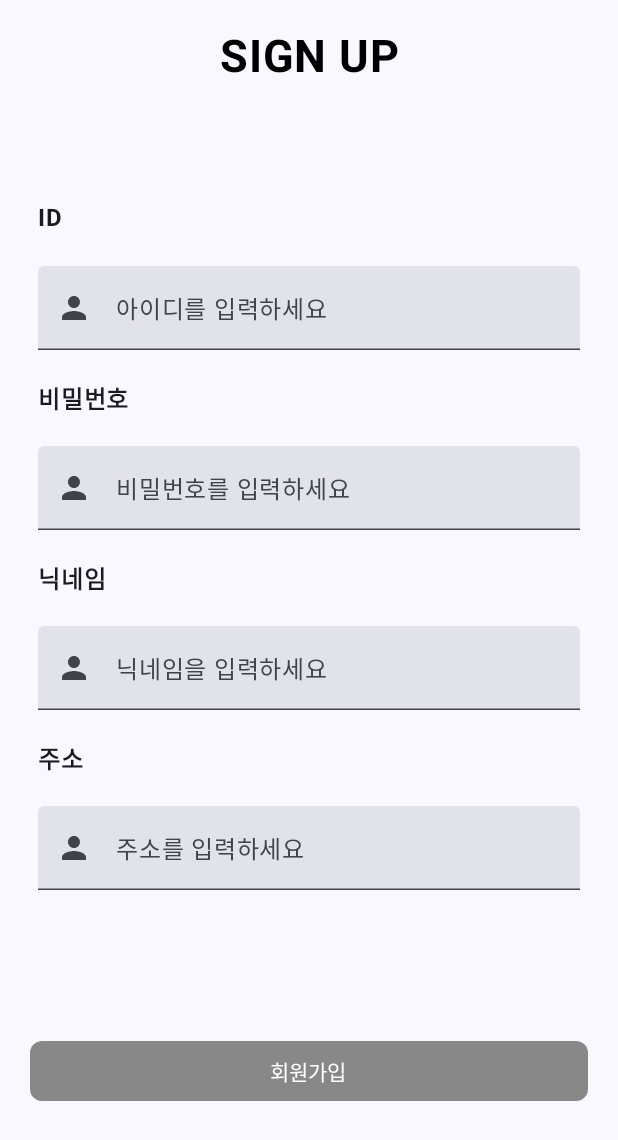
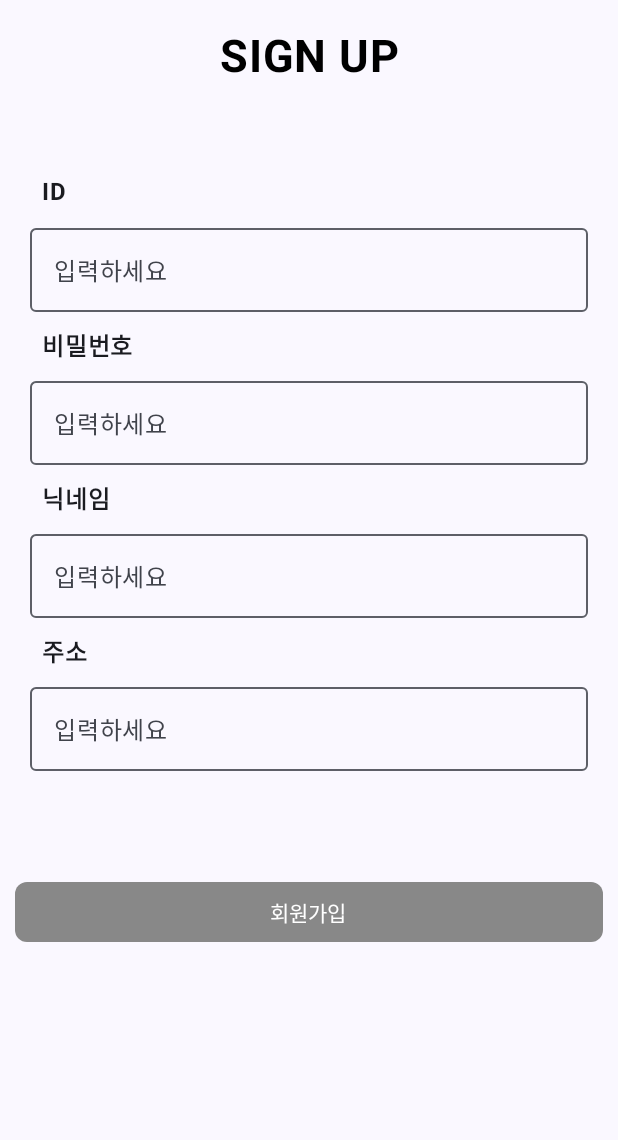
Before and after one commit to NOW-SOPT-ANDROID/yeonjeen-lee, an Android app built with Jetpack Compose: the screen it shows after launch (SignUpActivity), after a tap on "회원가입하기", on a phone screen of 412 x 824 dp. Shown: the top 1140 px of the screen. Run offline under Robolectric (Android 15) with nearby library versions, the phone set to English and light mode, and no system bars.

Commit message:
feat: 텍스트 필드 value text 할당

```diff
--- a/app/src/main/java/com/sopt/now/compose/LoginActivity.kt
+++ b/app/src/main/java/com/sopt/now/compose/LoginActivity.kt
@@ -122,7 +122,7 @@ fun LoginIdEdit() {
             .fillMaxWidth()
             .padding(10.dp),
         label = { Text("아이디를 입력하세요") },
-        placeholder = { Text("Euijin Kwak") },
+        placeholder = { Text("") },
         leadingIcon = { Icon(Icons.Filled.Person, contentDescription = "User Icon") },
         singleLine = true,
     )
--- a/app/src/main/java/com/sopt/now/compose/MainActivity.kt
+++ b/app/src/main/java/com/sopt/now/compose/MainActivity.kt
@@ -24,6 +24,4 @@ class MainActivity : ComponentActivity() {
             }
         }
     }
-
-
 }
--- a/app/src/main/java/com/sopt/now/compose/SignUpActivity.kt
+++ b/app/src/main/java/com/sopt/now/compose/SignUpActivity.kt
@@ -11,15 +11,12 @@ import androidx.compose.foundation.layout.fillMaxWidth
 import androidx.compose.foundation.layout.height
 import androidx.compose.foundation.layout.padding
 import androidx.compose.foundation.shape.RoundedCornerShape
-import androidx.compose.material.icons.Icons
-import androidx.compose.material.icons.filled.Person
 import androidx.compose.material3.Button
 import androidx.compose.material3.ButtonDefaults
-import androidx.compose.material3.Icon
 import androidx.compose.material3.MaterialTheme
+import androidx.compose.material3.OutlinedTextField
 import androidx.compose.material3.Surface
 import androidx.compose.material3.Text
-import androidx.compose.material3.TextField
 import androidx.compose.runtime.Composable
 import androidx.compose.runtime.getValue
 import androidx.compose.runtime.mutableStateOf
@@ -45,7 +42,7 @@ class SignUpActivity : ComponentActivity() {
                     modifier = Modifier.fillMaxSize(),
                     color = MaterialTheme.colorScheme.background
                 ) {
-                    getSignUp()
+                    SignUpContent()
                 }
             }
         }
@@ -53,18 +50,17 @@ class SignUpActivity : ComponentActivity() {
 }
 
 @Composable
-fun getSignUp() {
+fun SignUpContent() {
     Column(
         modifier = Modifier.padding(10.dp),
         horizontalAlignment = Alignment.CenterHorizontally,
-        verticalArrangement = Arrangement.SpaceBetween
+        verticalArrangement = Arrangement.spacedBy(20.dp)
     ) {
         SignUpTitle()
-        Spacer(modifier = Modifier.height(0.dp))
-        SignUp()
+        Spacer(modifier = Modifier.height(10.dp))
+        SignUpFields()
         Spacer(modifier = Modifier.height(20.dp))
         SignUpButton()
-        Spacer(modifier = Modifier.height(40.dp))
     }
 }
 
@@ -81,152 +77,37 @@ fun SignUpTitle() {
 }
 
 @Composable
-fun SignUp() {
+fun SignUpFields() {
     Column(
-        modifier = Modifier.padding(5.dp),
-        horizontalAlignment = Alignment.CenterHorizontally,
-        verticalArrangement = Arrangement.SpaceBetween
+        modifier = Modifier.padding(horizontal = 10.dp),
+        verticalArrangement = Arrangement.spacedBy(10.dp)
     ) {
-        SignUpId()
-        SignUpPs()
-        SignUpNickName()
-        SignUpAdress()
+        SignUpField("ID")
+        SignUpField("비밀번호")
+        SignUpField("닉네임")
+        SignUpField("주소")
     }
 }
 
 @Composable
-fun SignUpId() {
+fun SignUpField(label: String) {
+    var text by remember { mutableStateOf("") }
     Column(
-        modifier = Modifier.padding(0.dp),
-        horizontalAlignment = Alignment.Start,
-        verticalArrangement = Arrangement.SpaceBetween
+        modifier = Modifier.fillMaxWidth(),
+        verticalArrangement = Arrangement.spacedBy(4.dp)
     ) {
         Text(
-            text = "ID",
-            modifier = Modifier.padding(10.dp),
+            text = label,
+            modifier = Modifier.padding(start = 8.dp),
             fontWeight = FontWeight.Bold,
         )
-        SignUpIdEdit()
+        OutlinedTextField(
+            value = text,
+            onValueChange = {text = it},
+            modifier = Modifier.fillMaxWidth(),
+            label = { Text("입력하세요") }
+        )
     }
-}
-
-@Composable
-fun SignUpIdEdit() {
-    var text by remember { mutableStateOf("") }
-
-    TextField(
-        value = text,
-        onValueChange = { text = it },
-        modifier = Modifier
-            .fillMaxWidth()
-            .padding(10.dp),
-        label = { Text("아이디를 입력하세요") },
-        placeholder = { Text("Euijin Kwak") },
-        leadingIcon = { Icon(Icons.Filled.Person, contentDescription = "User Icon") },
-        singleLine = true,
-    )
-}
-
-@Composable
-fun SignUpPs() {
-    Column(
-        modifier = Modifier.padding(0.dp),
-        horizontalAlignment = Alignment.Start,
-        verticalArrangement = Arrangement.SpaceBetween
-    ) {
-        Text(
-            text = "비밀번호",
-            modifier = Modifier.padding(10.dp),
-            fontWeight = FontWeight.Bold,
-        )
-        SignUpPsEdit()
-    }
-}
-
-@Composable
-fun SignUpPsEdit() {
-    var text by remember { mutableStateOf("") }
-
-    TextField(
-        value = text,
-        onValueChange = { text = it },
-        modifier = Modifier
-            .fillMaxWidth()
-            .padding(10.dp),
-        label = { Text("비밀번호를 입력하세요") },
-        placeholder = { Text("Euijin Kwak") },
-        leadingIcon = { Icon(Icons.Filled.Person, contentDescription = "User Icon") },
-        singleLine = true,
-    )
-
-}
-
-@Composable
-fun SignUpNickName(){
-    Column(
-        modifier = Modifier.padding(0.dp),
-        horizontalAlignment = Alignment.Start,
-        verticalArrangement = Arrangement.SpaceBetween
-    ) {
-        Text(
-            text = "닉네임",
-            modifier = Modifier.padding(10.dp),
-            fontWeight = FontWeight.Bold,
-        )
-        SignUpNickNameEdit()
-    }
-}
-
-@Composable
-fun SignUpNickNameEdit(){
-    var text by remember { mutableStateOf("") }
-
-    TextField(
-        value = text,
-        onValueChange = { text = it },
-        modifier = Modifier
-            .fillMaxWidth()
-            .padding(10.dp),
-        label = { Text("닉네임을 입력하세요") },
-        placeholder = { Text("Euijin Kwak") },
-        leadingIcon = { Icon(Icons.Filled.Person, contentDescription = "User Icon") },
-        singleLine = true,
-    )
-
-}
-
-@Composable
-fun SignUpAdress(){
-    Column(
-        modifier = Modifier.padding(0.dp),
-        horizontalAlignment = Alignment.Start,
-        verticalArrangement = Arrangement.SpaceBetween
-    ) {
-        Text(
-            text = "주소",
-            modifier = Modifier.padding(10.dp),
-            fontWeight = FontWeight.Bold,
-        )
-        SignUpAdressEdit()
-    }
-}
-
-@Composable
-fun SignUpAdressEdit(){
-    var text by remember { mutableStateOf("") }
-
-    TextField(
-        value = text,
-        onValueChange = { text = it },
-        modifier = Modifier
-            .fillMaxWidth()
-            .padding(10.dp),
-        label = { Text("주소를 입력하세요") },
-        placeholder = { Text("Euijin Kwak") },
-        leadingIcon = { Icon(Icons.Filled.Person, contentDescription = "User Icon") },
-        singleLine = true,
-    )
-
 }
 
 @Composable
@@ -234,7 +115,7 @@ fun SignUpButton() {
     Button(
         onClick = { /* 클릭 시 수행될 동작 */ },
         modifier = Modifier
-            .padding(10.dp)
+            .padding(vertical = 10.dp)
             .fillMaxWidth(),
         colors = ButtonDefaults.buttonColors(containerColor = Color.Gray),
         shape = RoundedCornerShape(8.dp)
@@ -247,6 +128,6 @@ fun SignUpButton() {
 @Composable
 fun GreetingPreview() {
     NOWSOPTAndroidTheme {
-        getSignUp()
+        SignUpContent()
     }
 }
```
